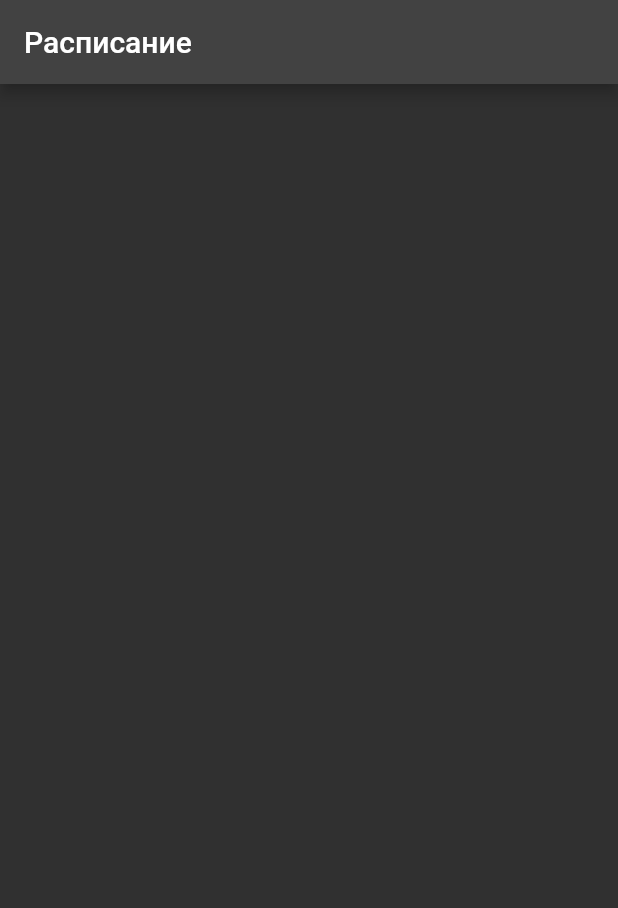
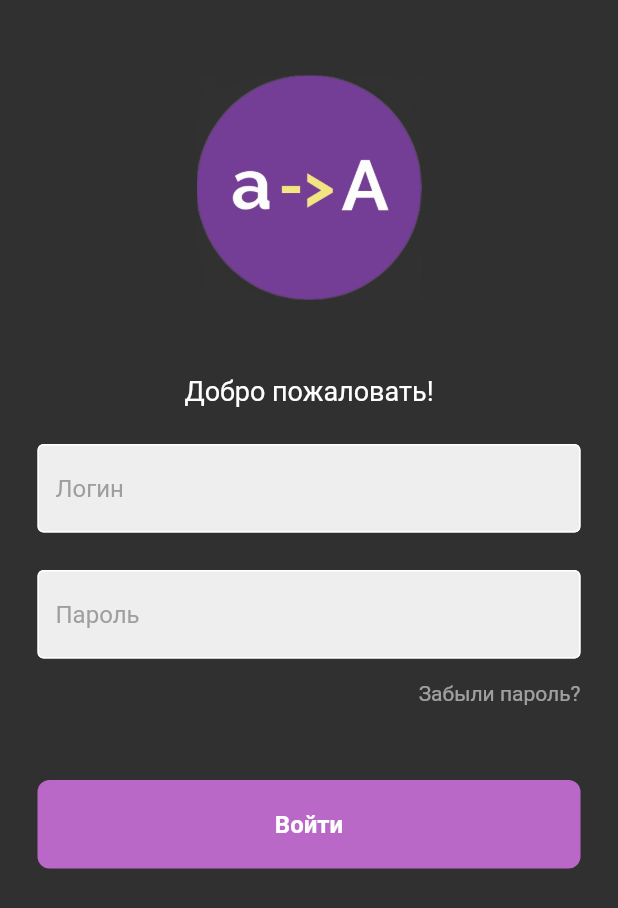
Before and after one commit to MalkollmDev/school_flutter, a Flutter app: the screen it shows after launch, on a phone screen of 412 x 824 dp. Shown: the top 908 px of the screen. Run offline on Flutter 3.47's test engine with Material 2 defaults, Android fonts, the phone set to English and light mode, and no system bars; our stand-ins replace dropdown_search.

Commit message:
Добавил страницу авторизации

```diff
--- /dev/null
+++ b/lib/components/custom_button.dart
@@ -0,0 +1,34 @@
+// ignore_for_file: prefer_const_constructors
+
+import 'package:flutter/material.dart';
+
+class CustomButton extends StatelessWidget {
+  final Function()? onTap;
+
+  const CustomButton({super.key, required this.onTap});
+
+  @override
+  Widget build(BuildContext context) {
+    return GestureDetector(
+      onTap: onTap,
+      child: Container(
+        padding: EdgeInsets.all(20),
+        margin: EdgeInsets.symmetric(horizontal: 25),
+        decoration: BoxDecoration(
+          color: Colors.purple[300],
+          borderRadius: BorderRadius.circular(8)
+        ),
+        child: Center(
+          child: Text(
+            'Войти',
+            style: TextStyle(
+              color: Colors.white,
+              fontWeight: FontWeight.bold,
+              fontSize: 16,
+            ),
+          ),
+        ),
+      ),
+    );
+  }
+}
--- /dev/null
+++ b/lib/components/custom_textfield.dart
@@ -0,0 +1,37 @@
+// ignore_for_file: prefer_const_constructors
+
+import 'package:flutter/material.dart';
+
+class CustomTextField extends StatelessWidget {
+  final controller;
+  final String hintText;
+  final bool obscureText;
+
+  const CustomTextField(
+      {super.key,
+      required this.controller,
+      required this.hintText,
+      required this.obscureText});
+
+  @override
+  Widget build(BuildContext context) {
+    return Padding(
+      padding: EdgeInsets.symmetric(horizontal: 25.0),
+      child: TextField(
+        controller: controller,
+        obscureText: obscureText,
+        style: TextStyle(color: Colors.black),
+        decoration: InputDecoration(
+            enabledBorder: OutlineInputBorder(
+              borderSide: BorderSide(color: Colors.white),
+            ),
+            focusedBorder: OutlineInputBorder(
+                borderSide: BorderSide(color: Colors.grey.shade400)),
+            fillColor: Colors.grey.shade200,
+            filled: true,
+            hintText: hintText,
+            hintStyle: TextStyle(color: Colors.grey[500])),
+      ),
+    );
+  }
+}
--- a/lib/main.dart
+++ b/lib/main.dart
@@ -1,6 +1,6 @@
 import 'package:flutter/material.dart';
+import 'package:school_flutter/screens/login_page.dart';
 import 'package:school_flutter/screens/schedule_list.dart';
-import 'package:school_flutter/screens/todo_list.dart';
 
 void main() {
   runApp(const MyApp());
@@ -14,7 +14,7 @@
     return  MaterialApp(
       debugShowCheckedModeBanner: false,
       theme: ThemeData.dark(),
-      home: const ScheduleListPage(),
+      home: LoginPage(),
     );
   }
 }
--- /dev/null
+++ b/lib/screens/login_page.dart
@@ -0,0 +1,81 @@
+// ignore_for_file: prefer_const_constructors, prefer_const_literals_to_create_immutables
+
+import 'package:flutter/material.dart';
+import 'package:school_flutter/components/custom_button.dart';
+
+import '../components/custom_textfield.dart';
+
+class LoginPage extends StatelessWidget {
+  LoginPage({super.key});
+
+  final usernameController = TextEditingController();
+  final passwordController = TextEditingController();
+
+  //methods
+  void signUserIn() {}
+
+  @override
+  Widget build(BuildContext context) {
+    return Scaffold(
+      body: SafeArea(
+        child: Center(
+          child: Column(
+            children: [
+              SizedBox(height: 50),
+              //logo
+              Image.asset(
+                'lib/images/logo.png',
+                height: 150,
+              ),
+              // Icon(
+              //   Icons.lock,
+              //   size: 100,
+              // ),
+              SizedBox(height: 50),
+              //welcome text
+              Text(
+                'Добро пожаловать!',
+                style: TextStyle(
+                  color: Colors.white,
+                  fontSize: 18,
+                ),
+              ),
+              SizedBox(height: 25),
+              //username field
+              CustomTextField(
+                controller: usernameController,
+                hintText: 'Логин',
+                obscureText: false,
+              ),
+              SizedBox(height: 25),
+              CustomTextField(
+                controller: passwordController,
+                hintText: 'Пароль',
+                obscureText: true,
+              ),
+              SizedBox(height: 15),
+              //забыл пароль
+              Padding(
+                padding: EdgeInsets.symmetric(horizontal: 25.0),
+                child: Row(
+                  mainAxisAlignment: MainAxisAlignment.end,
+                  children: [
+                    Text(
+                      'Забыли пароль?',
+                      style: TextStyle(color: Colors.white54),
+                    )
+                  ],
+                ),
+              ),
+              SizedBox(height: 50),
+              //button
+              CustomButton(
+                onTap: signUserIn,
+              )
+            ],
+          ),
+        ),
+      ),
+    );
+  }
+}
--- a/lib/screens/schedule_list.dart
+++ b/lib/screens/schedule_list.dart
@@ -36,7 +36,7 @@
                 final item = items[index] as Map;
                 return ScheduleCard(
                   index: index,
-                  item: item
+                  item: item,
                 );
               },
             ),
@@ -56,4 +56,17 @@
     //   isLoading = false;
     // });
   }
+
+  Future<void> deleteById(int id) async {
+    final isSuccess = await ScheduleService.deleteById(id);
+    if (isSuccess) {
+      final filtered = items.where((element) => element['id'] != id).toList();
+      setState(() {
+        items = filtered;
+      });
+      getScheduleList();
+    } else {
+      showErrorMessage(context, message: 'Ошибка удаления');
+    }
+  }
 }
--- a/lib/services/schedule_service.dart
+++ b/lib/services/schedule_service.dart
@@ -15,4 +15,12 @@
       return null;
     }
   }
+
+  static Future<bool> deleteById(int id) async {
+    final url = 'http://api.malkollm.ru/lessongroups/$id';
+    final uri = Uri.parse(url);
+    final response = await http.delete(uri);
+
+    return response.statusCode == 200;
+  }
 }
--- a/lib/widget/schedule_card.dart
+++ b/lib/widget/schedule_card.dart
@@ -30,20 +30,13 @@
             if (value == 'edit') {
               //edit
               // navigateEdit(item);
-            } else if (value == 'delete') {
-              //delete
-              // deleteById(id);
             }
           },
           itemBuilder: (context) {
             return [
               PopupMenuItem(
                 value: 'edit',
-                child: Text('Редактировать'),
-              ),
-              PopupMenuItem(
-                value: 'delete',
-                child: Text('Удалить'),
+                child: Text('Подробнее'),
               ),
             ];
           },
--- a/pubspec.yaml
+++ b/pubspec.yaml
@@ -62,8 +62,8 @@
   uses-material-design: true
 
   # To add assets to your application, add an assets section, like this:
-  # assets:
-  #   - images/a_dot_burr.jpeg
+  assets:
+    - lib/images/logo.png
   #   - images/a_dot_ham.jpeg
 
   # An image asset can refer to one or more resolution-specific "variants", see
```
Also changed, not shown: lib/images/logo.png (added).
